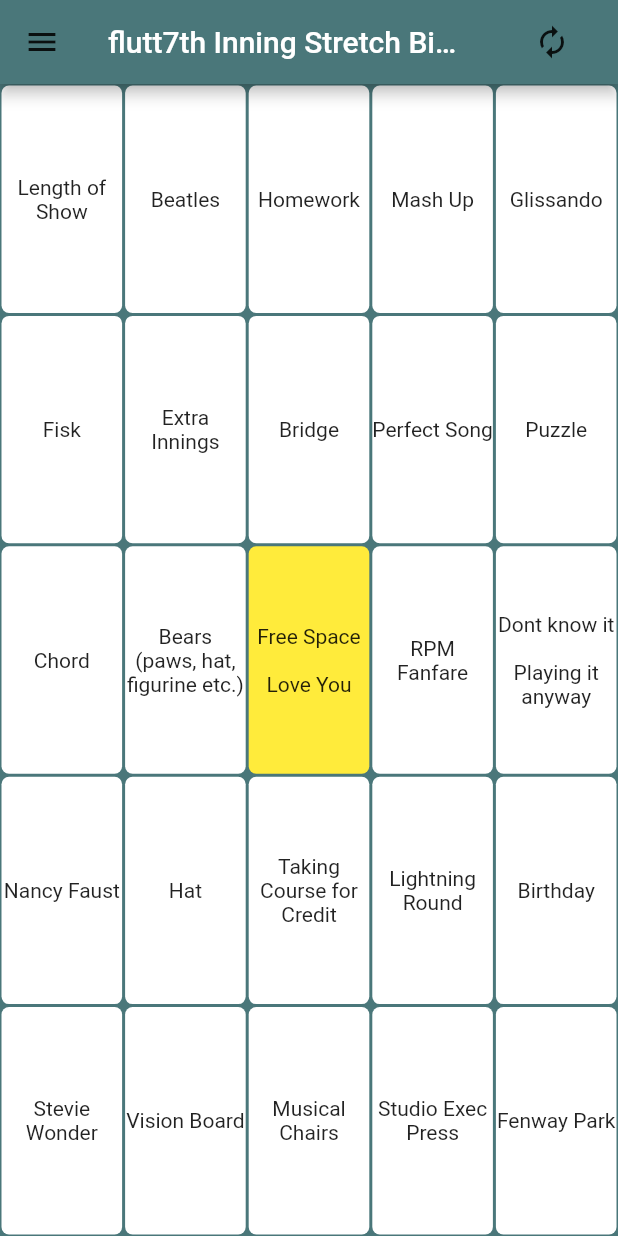
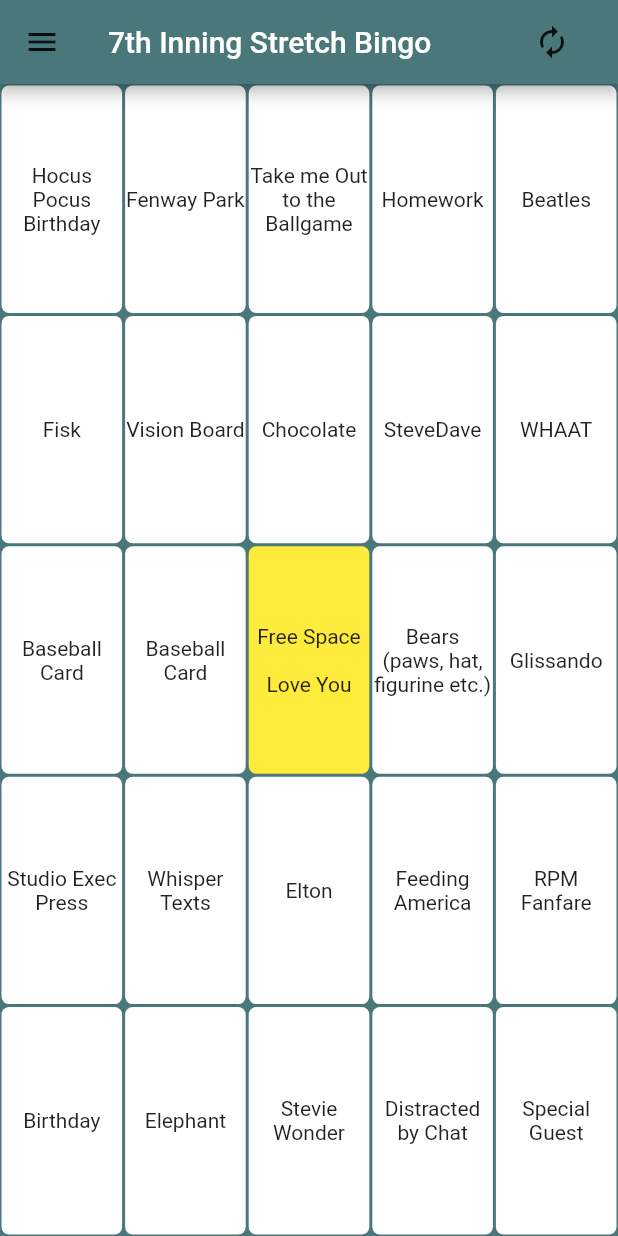
Before and after one commit to mampersat/bingo, a Flutter app: the screen it shows after launch, on a phone screen of 412 x 824 dp. Run offline on Flutter 3.47's test engine with Material 2 defaults, Android fonts, the light colour scheme and no system bars; our stand-ins replace audioplayers, rflutter_alert; missing offline and left inert: clipboard_manager.

Commit message:
new words and typo removal

```diff
--- a/lib/constants.dart
+++ b/lib/constants.dart
@@ -5,7 +5,7 @@
   'Beatles',
   'Birthday',
   'Bridge',
-  'Cait and Kelly',
+  'Cait or Kelly',
   'Chocolate',
   'Chord',
   'Day Job\nReverending',
@@ -40,4 +40,11 @@
   'Elephant',
   'Stevie Wonder',
   'Baseball Card',
+  'Special Guest',
+  'Chloe Jr.',
+  'Whisper Texts',
+  'Vaccine Fanfare',
+  'Baseball Card',
+  'Hocus Pocus Birthday',
+  'Sponsor'
 ];
--- a/lib/screens/play_screen.dart
+++ b/lib/screens/play_screen.dart
@@ -140,7 +140,7 @@
               Navigator.pushNamed(context, AboutScreen.id);
             }),
         title: Text(
-          'flutt7th Inning Stretch Bingo',
+          '7th Inning Stretch Bingo',
         ),
         actions: <Widget>[
           FlatButton(
--- a/pubspec.yaml
+++ b/pubspec.yaml
@@ -17,7 +17,7 @@
   cupertino_icons: ^1.0.2
   rflutter_alert: ^1.0.3
   auto_size_text: ^2.1.0
-  audioplayers: ^0.17.4
+  audioplayers: ^0.15.0
   # flutter_clipboard_manager: ^0.0.2
   # clippy: ^1.0.0
   clipboard_manager: ^0.0.1
```
Also changed, not shown: pubspec.lock.
